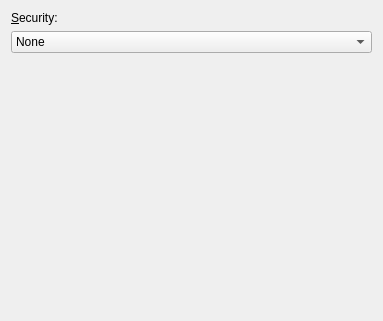
Qt form libs/ui/802-11-wireless-security.ui (KDE/networkmanagement) before a commit.
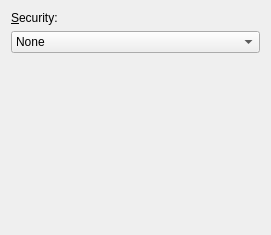
The same form after that commit. The open tabs and pages were chosen to show the change. Custom widgets are drawn as their Qt base class.

The edit to the form file:
```diff
--- a/libs/ui/802-11-wireless-security.ui
+++ b/libs/ui/802-11-wireless-security.ui
@@ -5,8 +5,8 @@
    <rect>
     <x>0</x>
     <y>0</y>
-    <width>383</width>
-    <height>321</height>
+    <width>271</width>
+    <height>235</height>
    </rect>
   </property>
   <layout class="QVBoxLayout" name="verticalLayout_5" >
```
Left out of the diff: 5 changed lines with no effect on the pictures.
